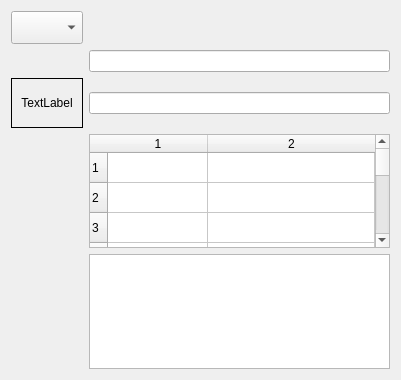
Before: the Qt Designer form uis/form.ui in mainster/WorktimeManager, drawn with Qt 5.
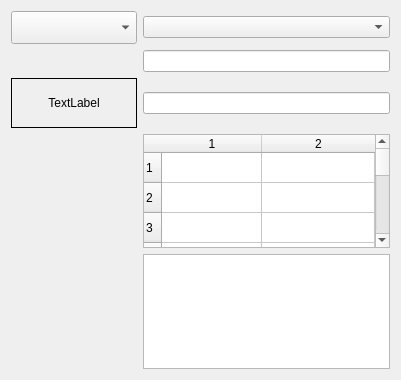
After: the same form once the commit is applied. Custom widgets are drawn as their Qt base class.

```diff
--- a/uis/form.ui
+++ b/uis/form.ui
@@ -26,7 +26,10 @@
    <string notr="true"/>
   </property>
   <layout class="QGridLayout" name="gridLayout">
-   <item row="2" column="0">
+   <item row="6" column="1">
+    <widget class="QTableView" name="tableView"/>
+   </item>
+   <item row="4" column="0">
     <widget class="QLabel" name="label">
      <property name="enabled">
       <bool>true</bool>
@@ -54,7 +57,7 @@
      </property>
     </widget>
    </item>
-   <item row="2" column="1">
+   <item row="4" column="1">
     <widget class="QLineEdit" name="lineEdit">
      <property name="enabled">
       <bool>true</bool>
@@ -64,36 +67,17 @@
      </property>
     </widget>
    </item>
-   <item row="0" column="0">
-    <widget class="QComboBox" name="cbx">
-     <property name="enabled">
-      <bool>true</bool>
-     </property>
-     <property name="minimumSize">
-      <size>
-       <width>0</width>
-       <height>33</height>
-      </size>
-     </property>
-     <property name="maximumSize">
-      <size>
-       <width>161</width>
-       <height>33</height>
-      </size>
-     </property>
-    </widget>
-   </item>
-   <item row="1" column="1">
-    <widget class="QLineEdit" name="lineEdit_2">
-     <property name="enabled">
-      <bool>true</bool>
-     </property>
-     <property name="autoFillBackground">
-      <bool>false</bool>
-     </property>
-    </widget>
-   </item>
    <item row="3" column="1">
+    <widget class="QLineEdit" name="lineEdit_2">
+     <property name="enabled">
+      <bool>true</bool>
+     </property>
+     <property name="autoFillBackground">
+      <bool>false</bool>
+     </property>
+    </widget>
+   </item>
+   <item row="5" column="1">
     <widget class="QTableWidget" name="tableWidget">
      <property name="rowCount">
       <number>11</number>
@@ -125,11 +109,31 @@
      <column/>
     </widget>
    </item>
-   <item row="4" column="1">
-    <widget class="QTableView" name="tableView"/>
+   <item row="2" column="1">
+    <widget class="MdComboBox" name="comboBox"/>
+   </item>
+   <item row="2" column="0">
+    <widget class="QComboBox" name="cbx">
+     <property name="enabled">
+      <bool>true</bool>
+     </property>
+     <property name="minimumSize">
+      <size>
+       <width>126</width>
+       <height>33</height>
+      </size>
+     </property>
+    </widget>
    </item>
   </layout>
  </widget>
+ <customwidgets>
+  <customwidget>
+   <class>MdComboBox</class>
+   <extends>QComboBox</extends>
+   <header>mdcombobox.h</header>
+  </customwidget>
+ </customwidgets>
  <resources/>
  <connections/>
 </ui>
```
